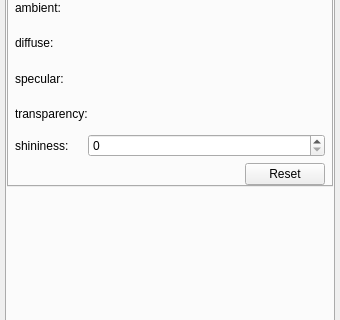
This is gui/SidePanel.ui in maximlevitsky/cgrender as Qt 5 draws it before an edit; both pictures show x 0 to 340 and y 121 to 441 of the 340 by 622 pixel window. The edited form follows.
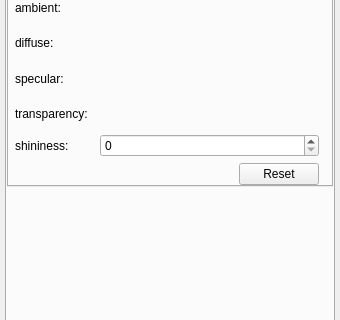
This is the edited form. The open tabs and pages were chosen to show the change. Custom widgets are drawn as their Qt base class.

What changed in the file:
```diff
--- a/gui/SidePanel.ui
+++ b/gui/SidePanel.ui
@@ -737,7 +737,7 @@
             <number>0</number>
            </property>
            <property name="horizontalSpacing">
-            <number>0</number>
+            <number>6</number>
            </property>
            <item row="3" column="1" colspan="3">
             <widget class="ColorChooser" name="widget_7" native="true">
```
Left out of the diff: 2 changed lines with no effect on the pictures.
